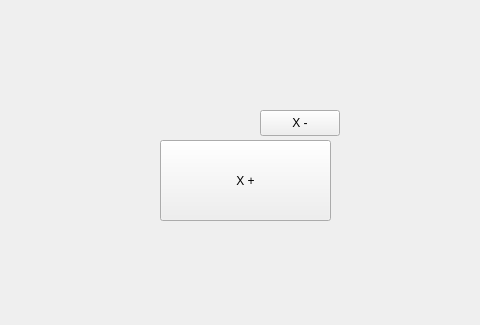
Before: the Qt Designer form mainwindow.ui in tiagoGottardo/pencil, drawn with Qt 5; both pictures show x 320 to 800 and y 0 to 325 of the 800 by 600 pixel window.
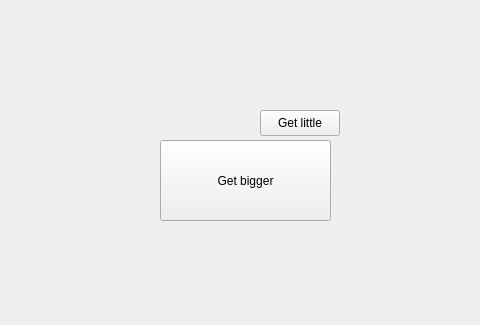
After: the same form once the commit is applied.

What changed in the file:
```diff
--- a/mainwindow.ui
+++ b/mainwindow.ui
@@ -24,7 +24,7 @@
      </rect>
     </property>
     <property name="text">
-     <string>X +</string>
+     <string>Get bigger</string>
     </property>
    </widget>
    <widget class="QPushButton" name="pBx2">
@@ -37,7 +37,7 @@
      </rect>
     </property>
     <property name="text">
-     <string>X -</string>
+     <string>Get little</string>
     </property>
    </widget>
   </widget>
```
